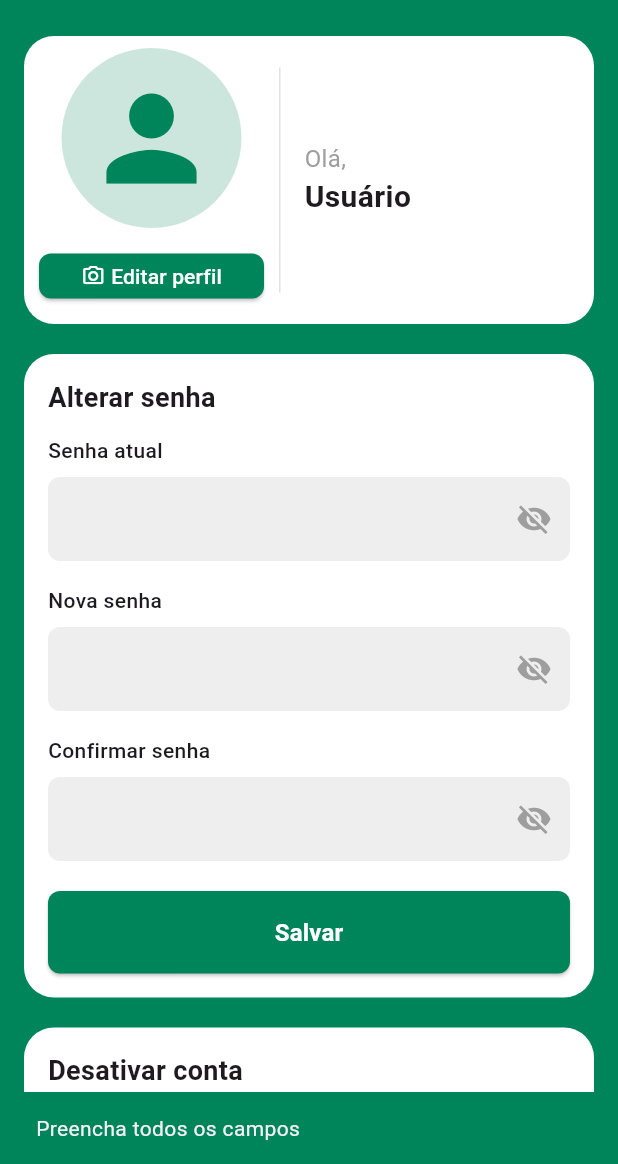
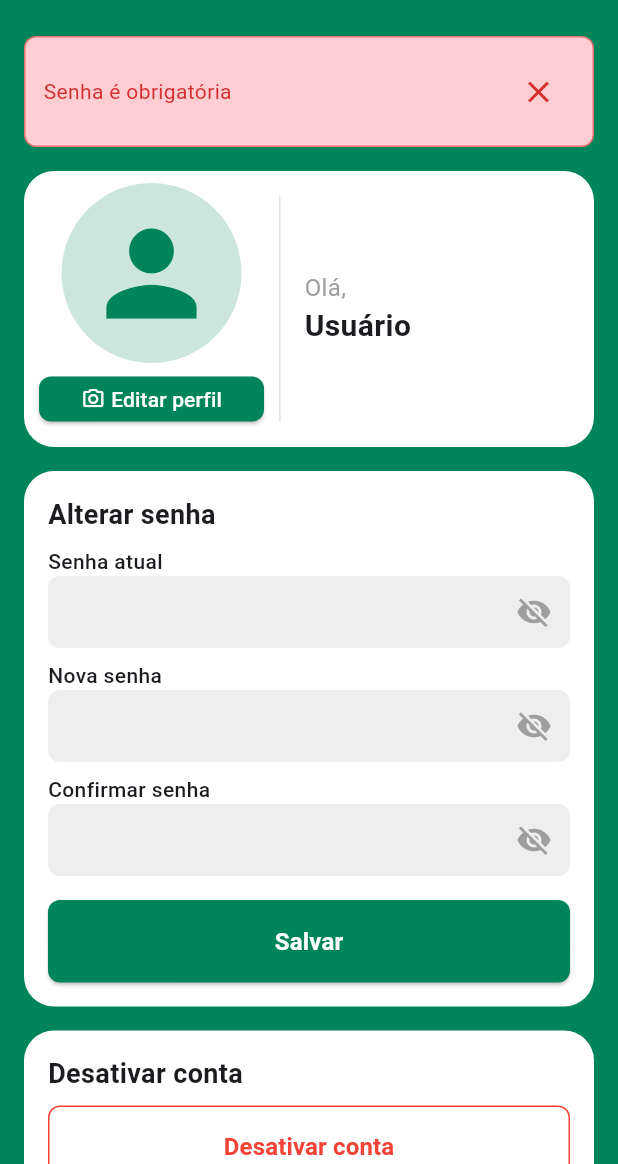
Before and after one commit to scheilasilva/cuidar_pet_app, a Flutter app: the PerfilPage screen opened by its route, after a tap on "Salvar", on a phone screen of 412 x 824 dp, the part 72-1236 px from its top. Run offline on Flutter 3.47's test engine with Material 3 defaults, Android fonts, the phone set to English and light mode, and no system bars; drawn by our look-alikes of oktoast; our stand-ins replace carousel_slider, dropdown_button2, firebase_auth, firebase_core, flutter_map, flutter_mobx and 10 more; accounts and stored records are empty; generated files the repository leaves out were written again.

Commit message:
ajustes na perfil

```diff
--- a/lib/app/modules/perfil/perfil_page.dart
+++ b/lib/app/modules/perfil/perfil_page.dart
@@ -1,10 +1,11 @@
+import 'dart:io';
+
 import 'package:cuidar_pet_app/app/modules/perfil/perfil_controller.dart';
 import 'package:cuidar_pet_app/app/shared/route/route.dart';
 import 'package:cuidar_pet_app/app/shared/widget/bottom_sheet_perfil/bottom_sheet_perfil.dart';
 import 'package:flutter/material.dart';
 import 'package:flutter_mobx/flutter_mobx.dart';
 import 'package:flutter_modular/flutter_modular.dart';
-import 'dart:io';
 
 class PerfilPage extends StatefulWidget {
   const PerfilPage({super.key});
@@ -16,9 +17,11 @@ class PerfilPage extends StatefulWidget {
 class _PerfilPageState extends State<PerfilPage> {
   final PerfilController controller = Modular.get<PerfilController>();
 
-  final TextEditingController _currentPasswordController = TextEditingController();
+  final TextEditingController _currentPasswordController =
+  TextEditingController();
   final TextEditingController _newPasswordController = TextEditingController();
-  final TextEditingController _confirmPasswordController = TextEditingController();
+  final TextEditingController _confirmPasswordController =
+  TextEditingController();
 
   bool _obscureCurrentPassword = true;
   bool _obscureNewPassword = true;
@@ -38,29 +41,36 @@ class _PerfilPageState extends State<PerfilPage> {
     super.dispose();
   }
 
-  void _savePassword() async {
-    // Validar senhas
-    if (_currentPasswordController.text.isEmpty ||
-        _newPasswordController.text.isEmpty ||
-        _confirmPasswordController.text.isEmpty) {
-      _showSnackBar('Preencha todos os campos');
+  void _handleSubmit() {
+    // Validação básica da senha atual
+    String? currentPasswordError = controller.validatePasswordBasic(_currentPasswordController.text);
+    if (currentPasswordError != null) {
+      controller.setError(currentPasswordError);
       return;
     }
 
-    if (_newPasswordController.text != _confirmPasswordController.text) {
-      _showSnackBar('As senhas não coincidem');
+    // Validação completa da nova senha
+    String? newPasswordError = controller.validatePasswordComplete(_newPasswordController.text);
+    if (newPasswordError != null) {
+      controller.setError(newPasswordError);
       return;
     }
 
-    if (_newPasswordController.text.length < 6) {
-      _showSnackBar('A nova senha deve ter pelo menos 6 caracteres');
+    // Validar confirmação de senha
+    if (_newPasswordController.text != _confirmPasswordController.text) {
+      controller.setError('As senhas não coincidem');
       return;
     }
 
-    await controller.alterarSenha(
+    controller.alterarSenha(
       _currentPasswordController.text,
       _newPasswordController.text,
+      _confirmPasswordController.text,
     );
+  }
+
+  void _savePassword() async {
+    _handleSubmit();
 
     if (controller.errorMessage == null) {
       _showSnackBar('Senha alterada com sucesso!');
@@ -114,7 +124,8 @@ class _PerfilPageState extends State<PerfilPage> {
   Widget _buildProfileImage() {
     return Observer(
       builder: (_) {
-        if (controller.user.imagem != null && controller.user.imagem!.isNotEmpty) {
+        if (controller.user.imagem != null &&
+            controller.user.imagem!.isNotEmpty) {
           final file = File(controller.user.imagem!);
           if (file.existsSync()) {
             return ClipOval(
@@ -199,22 +210,34 @@ class _PerfilPageState extends State<PerfilPage> {
                       margin: const EdgeInsets.only(bottom: 16),
                       padding: const EdgeInsets.all(12),
                       decoration: BoxDecoration(
-                        color: Colors.red.shade100,
+                        color: controller.errorMessage!.contains('sucesso')
+                            ? Colors.green.shade100
+                            : Colors.red.shade100,
                         borderRadius: BorderRadius.circular(8),
-                        border: Border.all(color: Colors.red.shade300),
+                        border: Border.all(
+                          color: controller.errorMessage!.contains('sucesso')
+                              ? Colors.green.shade300
+                              : Colors.red.shade300,
+                        ),
                       ),
                       child: Row(
                         children: [
                           Expanded(
                             child: Text(
                               controller.errorMessage!,
-                              style: TextStyle(color: Colors.red.shade700),
+                              style: TextStyle(
+                                color: controller.errorMessage!.contains('sucesso')
+                                    ? Colors.green.shade700
+                                    : Colors.red.shade700,
+                              ),
                             ),
                           ),
                           IconButton(
                             icon: const Icon(Icons.close),
                             onPressed: controller.clearError,
-                            color: Colors.red.shade700,
+                            color: controller.errorMessage!.contains('sucesso')
+                                ? Colors.green.shade700
+                                : Colors.red.shade700,
                           ),
                         ],
                       ),
@@ -235,7 +258,6 @@ class _PerfilPageState extends State<PerfilPage> {
                           child: Column(
                             children: [
                               _buildProfileImage(),
-                              const SizedBox(height: 8),
                               ElevatedButton(
                                 onPressed: () async {
                                   await showModalBottomSheet(
@@ -310,7 +332,7 @@ class _PerfilPageState extends State<PerfilPage> {
                     ),
                   ),
 
-                  const SizedBox(height: 20),
+                  const SizedBox(height: 16),
 
                   // Alterar senha
                   Container(
@@ -330,7 +352,7 @@ class _PerfilPageState extends State<PerfilPage> {
                             fontWeight: FontWeight.bold,
                           ),
                         ),
-                        const SizedBox(height: 12),
+                        const SizedBox(height: 8),
 
                         // Campo de senha atual
                         const Text(
@@ -340,7 +362,6 @@ class _PerfilPageState extends State<PerfilPage> {
                             fontWeight: FontWeight.w500,
                           ),
                         ),
-                        const SizedBox(height: 8),
                         Container(
                           decoration: BoxDecoration(
                             color: Colors.grey[200],
@@ -349,10 +370,16 @@ class _PerfilPageState extends State<PerfilPage> {
                           child: TextField(
                             controller: _currentPasswordController,
                             obscureText: _obscureCurrentPassword,
+                            onChanged: (value) {
+                              // Limpar erro quando o usuário começar a digitar
+                              if (controller.errorMessage != null) {
+                                controller.clearError();
+                              }
+                            },
                             decoration: InputDecoration(
                               contentPadding: const EdgeInsets.symmetric(
                                 horizontal: 16,
-                                vertical: 16,
+                                vertical: 12,
                               ),
                               border: InputBorder.none,
                               suffixIcon: IconButton(
@@ -364,7 +391,8 @@ class _PerfilPageState extends State<PerfilPage> {
                                 ),
                                 onPressed: () {
                                   setState(() {
-                                    _obscureCurrentPassword = !_obscureCurrentPassword;
+                                    _obscureCurrentPassword =
+                                    !_obscureCurrentPassword;
                                   });
                                 },
                               ),
@@ -372,7 +400,7 @@ class _PerfilPageState extends State<PerfilPage> {
                           ),
                         ),
 
-                        const SizedBox(height: 16),
+                        const SizedBox(height: 8),
 
                         // Campo de nova senha
                         const Text(
@@ -382,7 +410,6 @@ class _PerfilPageState extends State<PerfilPage> {
                             fontWeight: FontWeight.w500,
                           ),
                         ),
-                        const SizedBox(height: 8),
                         Container(
                           decoration: BoxDecoration(
                             color: Colors.grey[200],
@@ -391,10 +418,16 @@ class _PerfilPageState extends State<PerfilPage> {
                           child: TextField(
                             controller: _newPasswordController,
                             obscureText: _obscureNewPassword,
+                            onChanged: (value) {
+                              // Limpar erro quando o usuário começar a digitar
+                              if (controller.errorMessage != null) {
+                                controller.clearError();
+                              }
+                            },
                             decoration: InputDecoration(
                               contentPadding: const EdgeInsets.symmetric(
                                 horizontal: 16,
-                                vertical: 16,
+                                vertical: 12,
                               ),
                               border: InputBorder.none,
                               suffixIcon: IconButton(
@@ -414,7 +447,7 @@ class _PerfilPageState extends State<PerfilPage> {
                           ),
                         ),
 
-                        const SizedBox(height: 16),
+                        const SizedBox(height: 8),
 
                         // Campo de confirmar senha
                         const Text(
@@ -424,7 +457,6 @@ class _PerfilPageState extends State<PerfilPage> {
                             fontWeight: FontWeight.w500,
                           ),
                         ),
-                        const SizedBox(height: 8),
                         Container(
                           decoration: BoxDecoration(
                             color: Colors.grey[200],
@@ -433,10 +465,16 @@ class _PerfilPageState extends State<PerfilPage> {
                           child: TextField(
                             controller: _confirmPasswordController,
                             obscureText: _obscureConfirmPassword,
+                            onChanged: (value) {
+                              // Limpar erro quando o usuário começar a digitar
+                              if (controller.errorMessage != null) {
+                                controller.clearError();
+                              }
+                            },
                             decoration: InputDecoration(
                               contentPadding: const EdgeInsets.symmetric(
                                 horizontal: 16,
-                                vertical: 16,
+                                vertical: 12,
                               ),
                               border: InputBorder.none,
                               suffixIcon: IconButton(
@@ -448,7 +486,8 @@ class _PerfilPageState extends State<PerfilPage> {
                                 ),
                                 onPressed: () {
                                   setState(() {
-                                    _obscureConfirmPassword = !_obscureConfirmPassword;
+                                    _obscureConfirmPassword =
+                                    !_obscureConfirmPassword;
                                   });
                                 },
                               ),
@@ -456,13 +495,14 @@ class _PerfilPageState extends State<PerfilPage> {
                           ),
                         ),
 
-                        const SizedBox(height: 20),
+                        const SizedBox(height: 16),
 
                         // Botão salvar
                         SizedBox(
                           width: double.infinity,
                           child: ElevatedButton(
-                            onPressed: controller.isLoading ? null : _savePassword,
+                            onPressed:
+                            controller.isLoading ? null : _savePassword,
                             style: ElevatedButton.styleFrom(
                               backgroundColor: const Color(0xFF00845A),
                               foregroundColor: Colors.white,
@@ -493,7 +533,7 @@ class _PerfilPageState extends State<PerfilPage> {
                     ),
                   ),
 
-                  const SizedBox(height: 20),
+                  const SizedBox(height: 16),
 
                   // Desativar conta
                   Container(
@@ -513,12 +553,14 @@ class _PerfilPageState extends State<PerfilPage> {
                             fontWeight: FontWeight.bold,
                           ),
                         ),
-                        const SizedBox(height: 16),
+                        const SizedBox(height: 8),
                         // Botão desativar
                         SizedBox(
                           width: double.infinity,
                           child: OutlinedButton(
-                            onPressed: controller.isLoading ? null : _showDeactivateDialog,
+                            onPressed: controller.isLoading
+                                ? null
+                                : _showDeactivateDialog,
                             style: OutlinedButton.styleFrom(
                               foregroundColor: Colors.red,
                               side: const BorderSide(color: Colors.red),
```
Also changed, not shown: lib/app/modules/perfil/perfil_controller.dart (+95 -27 lines), lib/app/modules/perfil/perfil_controller.g.dart.
